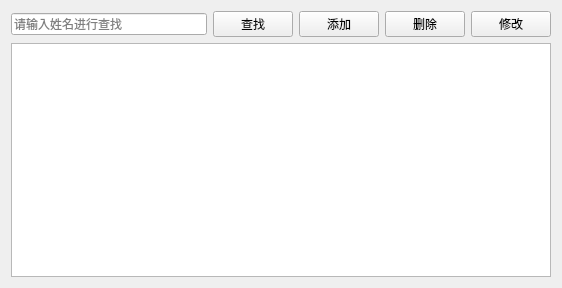
cacTqin/qt-, file medicinesview.ui: the form before one commit.
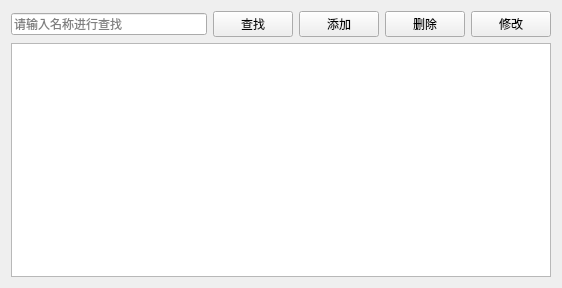
The form after the commit.

```diff
--- a/medicinesview.ui
+++ b/medicinesview.ui
@@ -43,7 +43,7 @@
         </size>
        </property>
        <property name="placeholderText">
-        <string>请输入姓名进行查找</string>
+        <string>请输入名称进行查找</string>
        </property>
       </widget>
      </item>
```
